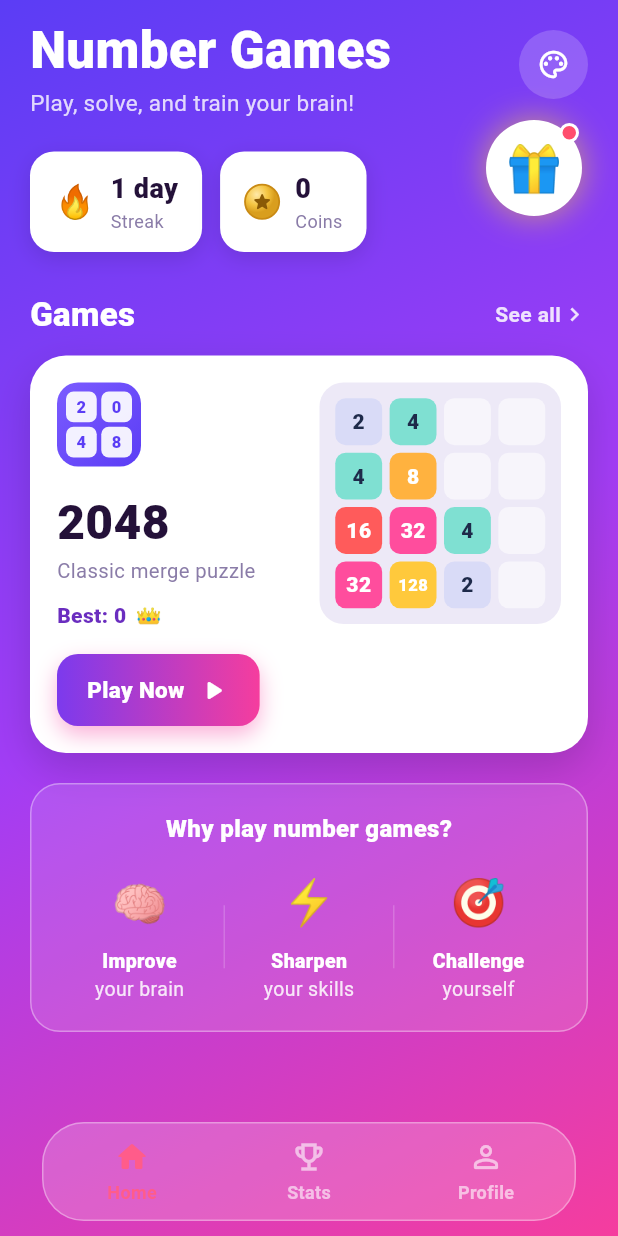
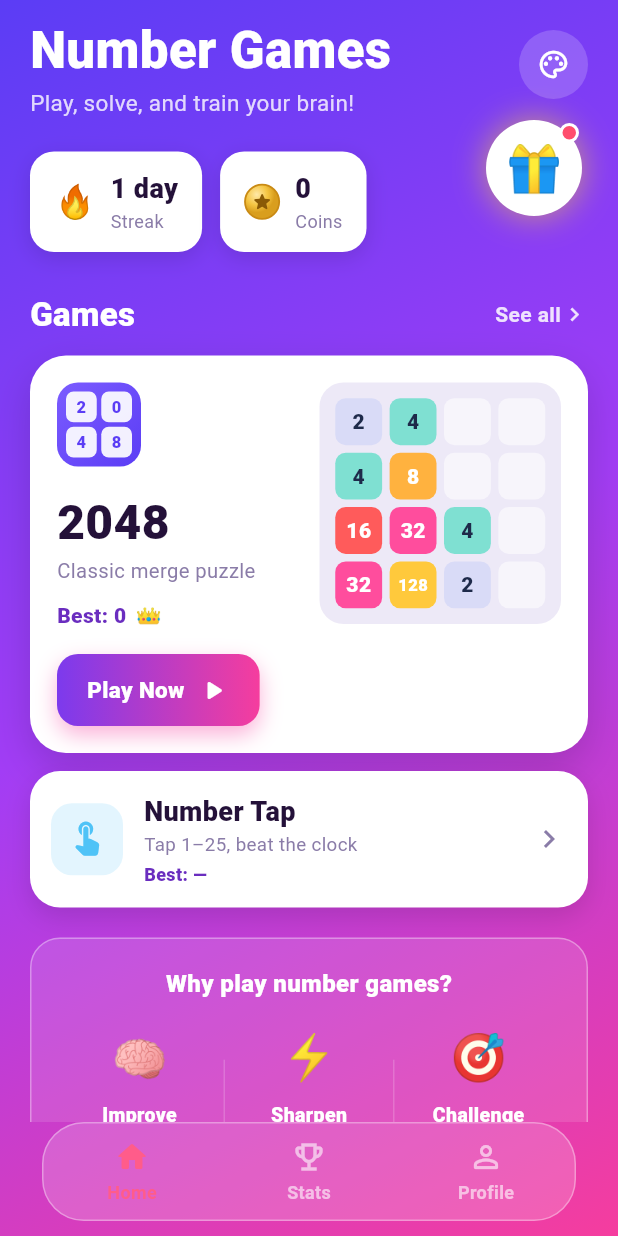
Before and after one commit to pawan-swoyef/2048, a Flutter app: the screen it shows after launch, on a phone screen of 412 x 824 dp. Run offline on Flutter 3.47's test engine with Material 3 defaults, Android fonts, the phone set to English and light mode, and no system bars; our stand-ins replace audioplayers, google_mobile_ads, in_app_purchase, shared_preferences.

Commit message:
feat: Number Tap Challenge game
A speed game: tap the 5x5 grid's numbers 1-25 in order; timer starts on
first tap; wrong tap flashes red and adds 2s; best time (elapsed + 2s
per miss) saved. Pure NumberTapGame logic (TDD) + themed screen with live
timer and result overlay. Hub now lists all games (featured + compact
cards) and Number Tap appears with a formatted best-time label.

11 new tests; full suite (130) green.

Co-Authored-By: Claude Opus 4.8 <noreply@anthropic.com>

```diff
--- a/lib/ui/hub/game_registry.dart
+++ b/lib/ui/hub/game_registry.dart
@@ -1,6 +1,7 @@
 import 'package:flutter/material.dart';
 
 import '../game_screen.dart';
+import '../numbertap/number_tap_screen.dart';
 
 /// Describes one game in the collection, shown as a card on the hub.
 class GameInfo {
@@ -13,6 +14,9 @@ class GameInfo {
   /// Builds the game's screen when its card is tapped.
   final Widget Function() builder;
 
+  /// Formats the stored best score for the hub card. Defaults to `Best: <n>`.
+  final String Function(int best)? bestLabel;
+
   const GameInfo({
     required this.id,
     required this.title,
@@ -20,7 +24,10 @@ class GameInfo {
     required this.icon,
     required this.accent,
     required this.builder,
+    this.bestLabel,
   });
+
+  String bestText(int best) => bestLabel?.call(best) ?? 'Best: $best';
 }
 
 /// The games available in the collection. New games append here.
@@ -33,4 +40,14 @@ final List<GameInfo> kGames = [
     accent: const Color(0xFFFFC12E),
     builder: () => const GameScreen(),
   ),
+  GameInfo(
+    id: 'numbertap',
+    title: 'Number Tap',
+    subtitle: 'Tap 1–25, beat the clock',
+    icon: Icons.touch_app_rounded,
+    accent: const Color(0xFF4FC3F7),
+    builder: () => const NumberTapScreen(),
+    bestLabel: (deci) =>
+        deci <= 0 ? 'Best: —' : 'Best: ${(deci / 10).toStringAsFixed(1)}s',
+  ),
 ];
--- a/lib/ui/hub/hub_screen.dart
+++ b/lib/ui/hub/hub_screen.dart
@@ -123,6 +123,10 @@ class _HubScreenState extends State<HubScreen> {
                             _gamesHeader(theme),
                             const SizedBox(height: 12),
                             _featuredCard(theme, kGames.first),
+                            for (final g in kGames.skip(1)) ...[
+                              const SizedBox(height: 12),
+                              _compactCard(theme, g),
+                            ],
                             const SizedBox(height: 20),
                             _whyCard(theme),
                           ],
@@ -344,6 +348,59 @@ class _HubScreenState extends State<HubScreen> {
             ),
             const SizedBox(width: 14),
             Expanded(child: _boardPreview(theme)),
+          ],
+        ),
+      ),
+    );
+  }
+
+  Widget _compactCard(GameTheme theme, GameInfo game) {
+    return GestureDetector(
+      onTap: () => _openGame(game),
+      child: Container(
+        padding: const EdgeInsets.all(14),
+        decoration: BoxDecoration(
+          color: Colors.white,
+          borderRadius: BorderRadius.circular(20),
+          boxShadow: [
+            BoxShadow(
+                color: Colors.black.withValues(alpha: 0.12),
+                blurRadius: 14,
+                offset: const Offset(0, 6)),
+          ],
+        ),
+        child: Row(
+          children: [
+            Container(
+              width: 48,
+              height: 48,
+              decoration: BoxDecoration(
+                color: game.accent.withValues(alpha: 0.16),
+                borderRadius: BorderRadius.circular(14),
+              ),
+              child: Icon(game.icon, color: game.accent, size: 26),
+            ),
+            const SizedBox(width: 14),
+            Expanded(
+              child: Column(
+                crossAxisAlignment: CrossAxisAlignment.start,
+                mainAxisSize: MainAxisSize.min,
+                children: [
+                  Text(game.title,
+                      style: const TextStyle(
+                          fontSize: 18,
+                          fontWeight: FontWeight.w900,
+                          color: _cardTitle)),
+                  Text(game.subtitle,
+                      style: const TextStyle(fontSize: 12.5, color: _cardSub)),
+                  const SizedBox(height: 2),
+                  Text(game.bestText(_bests[game.id] ?? 0),
+                      style: const TextStyle(
+                          fontSize: 12, fontWeight: FontWeight.w800, color: _accent)),
+                ],
+              ),
+            ),
+            const Icon(Icons.chevron_right, color: _cardSub),
           ],
         ),
       ),
```
Also changed, not shown: lib/game/numbertap/number_tap_game.dart (added, +38 -0 lines), lib/ui/numbertap/number_tap_screen.dart (added, +268 -0 lines), 3 other files.
